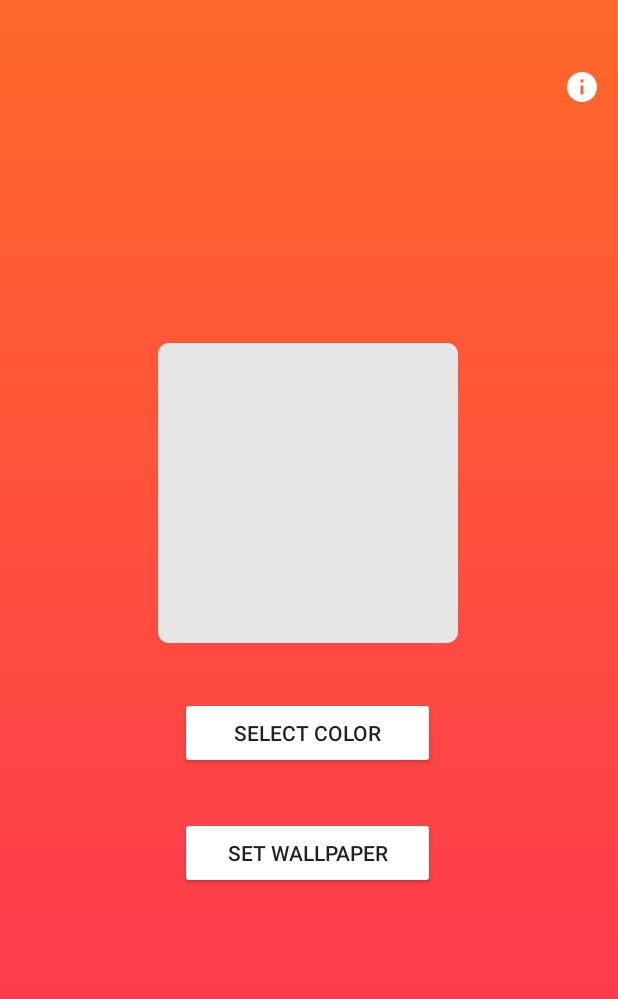
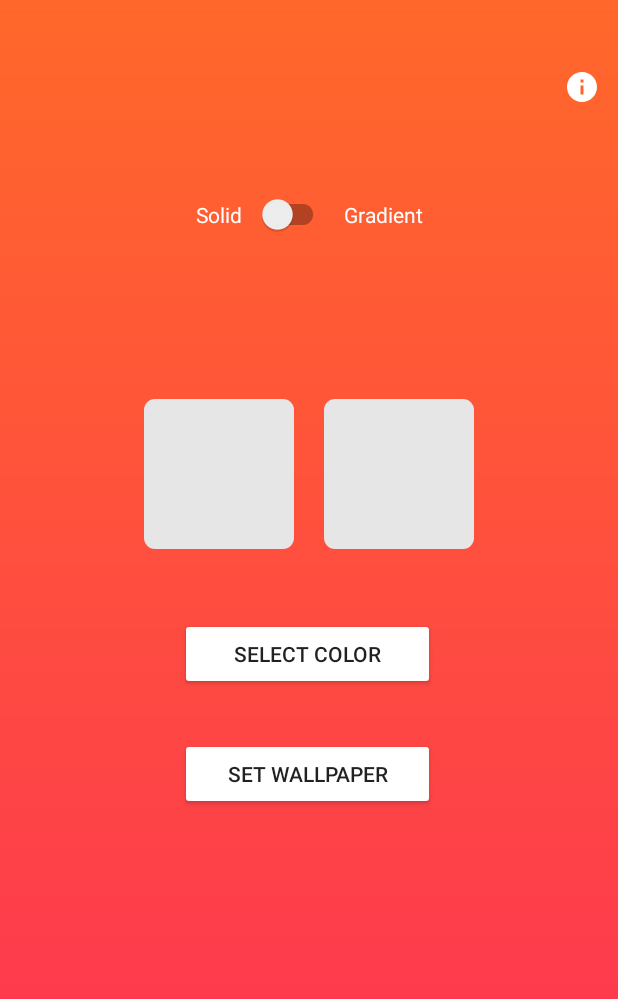
Before and after one commit to L-win/ColorpickerWallpaper, an Android app: the screen it shows after launch (MainActivity), on a phone screen of 412 x 824 dp. Shown: the top 999 px of the screen. Run offline under Robolectric (Android 15) with nearby library versions, the phone set to English and light mode, and no system bars; libraries missing offline, so code that uses them is left out: yuku.ambilwarna.

Commit message:
gradient ui added

```diff
--- a/app/src/main/java/com/elvina/colorpickerwallpaper/MainActivity.java
+++ b/app/src/main/java/com/elvina/colorpickerwallpaper/MainActivity.java
@@ -98,7 +98,6 @@ public class MainActivity extends AppCompatActivity {
     }
 
     public void setBitmapSolid() {
-//        bitmap = Bitmap.createBitmap(20, 20, Bitmap.Config.ARGB_8888);
         Canvas canvas = new Canvas(bitmap);
         colorDrawable.setBounds(0, 0, canvas.getWidth(), canvas.getHeight());
         colorDrawable.draw(canvas);
@@ -115,7 +114,9 @@ public class MainActivity extends AppCompatActivity {
     }
 
     public void setGradientDrawable(){
-        int colors[] = { 0xff255779 , 0xff3e7492, 0xffa6c0cd };
+//        int colors[] = { 0xff255779 , 0xff3e7492, 0xffa6c0cd };
+        int colors[] = { 0xff255779 , 0xFFABDFFF };
+
         gradientDrawable = new GradientDrawable(GradientDrawable.Orientation.TOP_BOTTOM, colors);
     }
 
--- a/app/src/main/res/layout/activity_main.xml
+++ b/app/src/main/res/layout/activity_main.xml
@@ -14,20 +14,81 @@
         android:id="@+id/toolbar"
         layout="@layout/toolbar" />
 
-    <ImageView
-        android:id="@+id/image"
-        android:layout_width="200dp"
-        android:layout_height="200dp"
-        android:layout_gravity="center"
-        android:background="@drawable/about_item_background"
-        android:padding="10dp"
+    <!--    <ImageView-->
+    <!--        android:id="@+id/image"-->
+    <!--        android:layout_width="200dp"-->
+    <!--        android:layout_height="200dp"-->
+    <!--        android:layout_gravity="center"-->
+    <!--        android:background="@drawable/about_item_background"-->
+    <!--        android:padding="10dp"-->
+    <!--        app:layout_constraintBottom_toBottomOf="parent"-->
+    <!--        app:layout_constraintEnd_toEndOf="parent"-->
+    <!--        app:layout_constraintHorizontal_bias="0.497"-->
+    <!--        app:layout_constraintStart_toStartOf="parent"-->
+    <!--        app:layout_constraintTop_toTopOf="parent"-->
+    <!--        app:layout_constraintVertical_bias="0.335"-->
+    <!--        />-->
+
+    <LinearLayout
+        android:layout_width="wrap_content"
+        android:layout_height="wrap_content"
+        android:orientation="horizontal"
+        app:layout_constraintBottom_toTopOf="@+id/images"
+        app:layout_constraintEnd_toEndOf="parent"
+        app:layout_constraintStart_toStartOf="parent"
+        app:layout_constraintTop_toTopOf="parent">
+
+        <TextView
+            android:layout_width="wrap_content"
+            android:layout_height="wrap_content"
+            android:text="Solid"
+            android:textColor="@color/white"/>
+
+        <com.google.android.material.switchmaterial.SwitchMaterial
+            android:id="@+id/switch_one"
+            android:layout_width="wrap_content"
+            android:layout_height="wrap_content"
+            android:padding="10dp" />
+
+        <TextView
+            android:layout_width="wrap_content"
+            android:layout_height="wrap_content"
+            android:text="Gradient"
+            android:textColor="@color/white"
+            />
+
+    </LinearLayout>
+
+    <LinearLayout
+        android:id="@+id/images"
+        android:layout_width="wrap_content"
+        android:layout_height="wrap_content"
+        android:orientation="horizontal"
         app:layout_constraintBottom_toBottomOf="parent"
         app:layout_constraintEnd_toEndOf="parent"
-        app:layout_constraintHorizontal_bias="0.497"
         app:layout_constraintStart_toStartOf="parent"
         app:layout_constraintTop_toTopOf="parent"
-        app:layout_constraintVertical_bias="0.335"
-        />
+        app:layout_constraintVertical_bias="0.335">
+
+        <ImageView
+            android:id="@+id/image_a"
+            android:layout_width="100dp"
+            android:layout_height="100dp"
+            android:layout_gravity="center"
+            android:layout_margin="10dp"
+            android:background="@drawable/about_item_background"
+            android:padding="10dp" />
+
+        <ImageView
+            android:id="@+id/image_b"
+            android:layout_width="100dp"
+            android:layout_height="100dp"
+            android:layout_gravity="center"
+            android:layout_margin="10dp"
+            android:background="@drawable/about_item_background"
+            android:padding="10dp" />
+    </LinearLayout>
+
 
     <Button
         android:id="@+id/open_colorpicker"
@@ -41,7 +102,7 @@
         app:layout_constraintEnd_toEndOf="parent"
         app:layout_constraintHorizontal_bias="0.497"
         app:layout_constraintStart_toStartOf="parent"
-        app:layout_constraintTop_toBottomOf="@+id/image" />
+        app:layout_constraintTop_toBottomOf="@+id/images" />
 
     <Button
         android:id="@+id/set_wallpaper"
```
